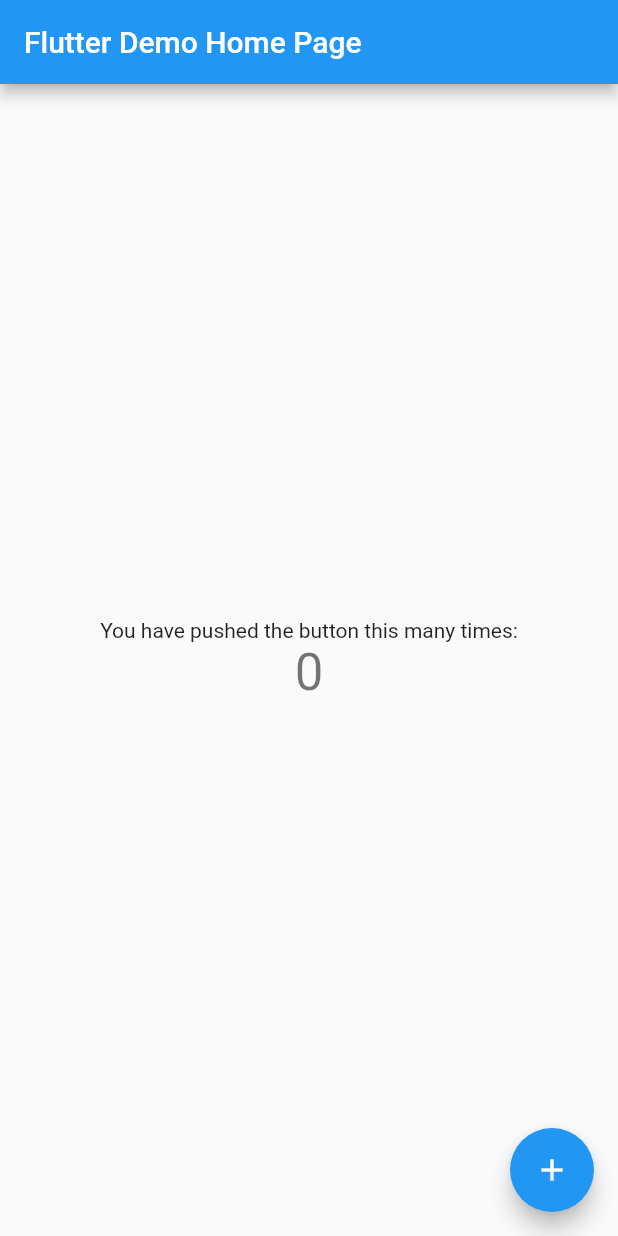
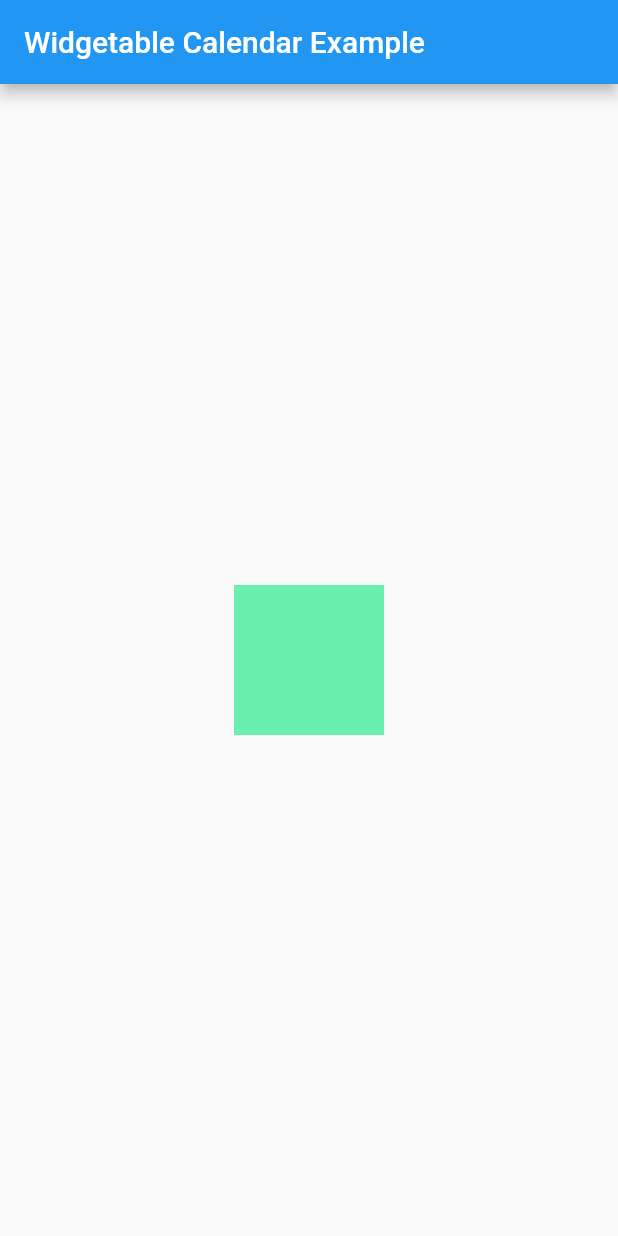
Before and after one commit to wangjh789/widgetable_calendar, a Flutter app: the screen it shows after launch, on a phone screen of 412 x 824 dp. Run offline on Flutter 3.47's test engine with Material 2 defaults, Android fonts, the phone set to English and light mode, and no system bars.

Commit message:
develop : #1

```diff
--- a/example/lib/main.dart
+++ b/example/lib/main.dart
@@ -9,12 +9,12 @@ class MyApp extends StatelessWidget {
   @override
   Widget build(BuildContext context) {
     return MaterialApp(
-      title: 'Flutter Demo',
+      title: 'Widgetable Calendar Example',
       theme: ThemeData(
         primarySwatch: Colors.blue,
         visualDensity: VisualDensity.adaptivePlatformDensity,
       ),
-      home: MyHomePage(title: 'Flutter Demo Home Page'),
+      home: MyHomePage(title: 'Widgetable Calendar Example'),
     );
   }
 }
@@ -29,17 +29,11 @@ class MyHomePage extends StatefulWidget {
 }
 
 class _MyHomePageState extends State<MyHomePage> {
-  int _counter = 0;
-  // 라이브러리 클래스 호출
-  Calculator test = Calculator();
 
-  void _incrementCounter() {
-    setState(() {
-      // 라이브러리 매소드 사용
-      _counter = test.addOne(_counter);
-    });
+  @override
+  void initState() {
+    super.initState();
   }
-
 
   @override
   Widget build(BuildContext context) {
@@ -48,24 +42,8 @@ class _MyHomePageState extends State<MyHomePage> {
         title: Text(widget.title),
       ),
       body: Center(
-        child: Column(
-          mainAxisAlignment: MainAxisAlignment.center,
-          children: <Widget>[
-            Text(
-              'You have pushed the button this many times:',
-            ),
-            Text(
-              '$_counter',
-              style: Theme.of(context).textTheme.headline4,
-            ),
-          ],
-        ),
+        child: WidgetableCalendar(holidays: [],backgroundColor: Colors.greenAccent,),
       ),
-      floatingActionButton: FloatingActionButton(
-        onPressed: _incrementCounter,
-        tooltip: 'Increment',
-        child: Icon(Icons.add),
-      ), // This trailing comma makes auto-formatting nicer for build methods.
     );
   }
 }
--- a/lib/widgetable_calendar.dart
+++ b/lib/widgetable_calendar.dart
@@ -1,7 +1,53 @@
 library widgetable_calendar;
 
+import 'package:flutter/material.dart';
+import 'package:flutter/widgets.dart';
+
 /// A Calculator.
-class Calculator {
-  /// Returns [value] plus 1.
-  int addOne(int value) => value + 1;
+class WidgetableCalendar extends StatefulWidget{
+  final Color textColor;
+  final Color backgroundColor;
+  final Color lineColor;
+  final List holidays;
+
+
+
+  WidgetableCalendar(
+      {this.textColor = Colors.black,
+      this.backgroundColor = Colors.white,
+      this.lineColor = Colors.black,
+      this.holidays})
+  :assert(holidays!=null);
+
+  @override
+  _WidgetableCalendarState createState() => _WidgetableCalendarState();
 }
+
+class _WidgetableCalendarState extends State<WidgetableCalendar> {
+  int addOne(int value) {
+    // print(widget.textColor);
+    // print(widget.backgroundColor);
+    // print(widget.lineColor);
+    // print(widget.holidays);
+    return value + 1;
+  }
+
+  int _counter = 0;
+
+
+  void _incrementCounter() {
+    setState(() {
+      // 라이브러리 매소드 사용
+      _counter = _counter+1;
+    });
+  }
+
+  @override
+  Widget build(BuildContext context) {
+    return Container(
+      width: 100,
+      height: 100,
+      color: widget.backgroundColor,
+    );
+  }
+}
```
Also changed, not shown: 1 other file.
